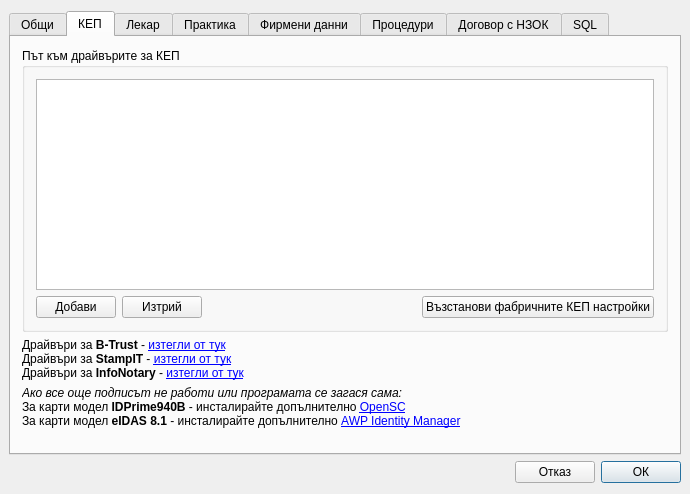
Before: the Qt Designer form src/View/Widgets/SettingsDialog.ui in thefinalcutbg/DinoDent, drawn with Qt 5.
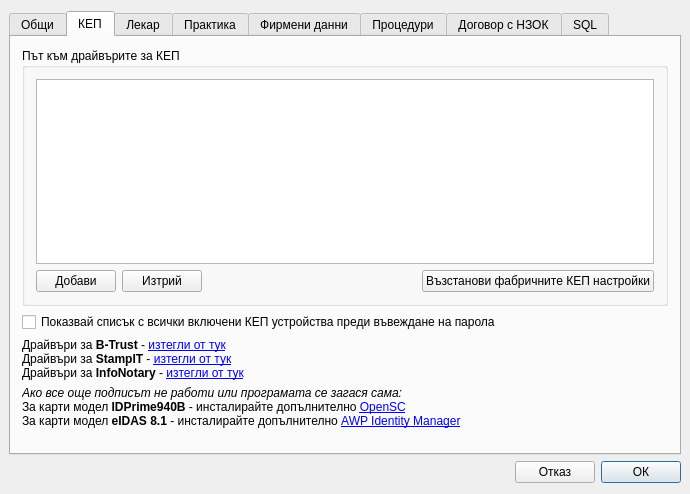
After: the same form once the commit is applied. The open tabs and pages were chosen to show the change. Custom widgets are drawn as their Qt base class.

What changed in the file:
```diff
--- a/src/View/Widgets/SettingsDialog.ui
+++ b/src/View/Widgets/SettingsDialog.ui
@@ -304,6 +304,13 @@
          </layout>
         </widget>
        </item>
+       <item>
+        <widget class="QCheckBox" name="multiPkcsCheck">
+         <property name="text">
+          <string>Показвай списък с всички включени КЕП устройства преди въвеждане на парола</string>
+         </property>
+        </widget>
+       </item>
        <item>
         <widget class="QLabel" name="label_4">
          <property name="text">
```
Left out of the diff: 2 changed lines with no effect on the pictures.
